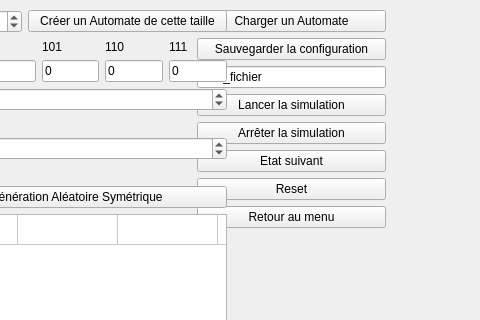
Before: the Qt Designer form automate_1d.ui in artemisart/lo21-gameoflife, drawn with Qt 5; both pictures show x 403 to 883 and y 0 to 320 of the 883 by 734 pixel window.
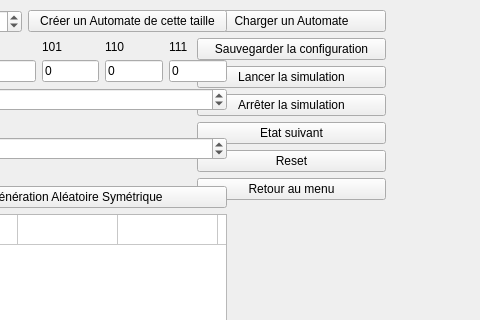
After: the same form once the commit is applied.

Commit message: ajout maj ui lors de load

What changed in the file:
```diff
--- a/automate_1d.ui
+++ b/automate_1d.ui
@@ -40,19 +40,6 @@
       </property>
      </widget>
     </item>
-    <item>
-     <widget class="QLineEdit" name="name_file">
-      <property name="inputMask">
-       <string/>
-      </property>
-      <property name="text">
-       <string>nom_fichier</string>
-      </property>
-      <property name="maxLength">
-       <number>256</number>
-      </property>
-     </widget>
-    </item>
     <item>
      <widget class="QPushButton" name="run">
       <property name="text">
```
The commit also changes 5 other files.
